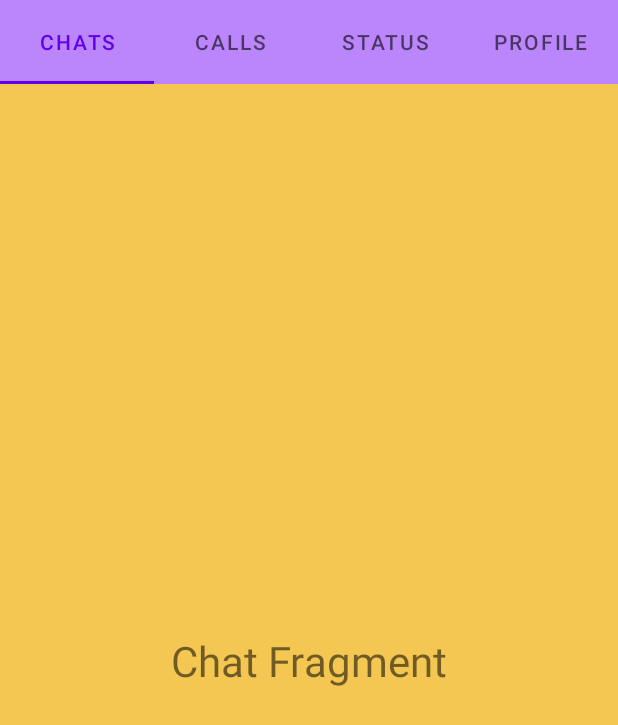
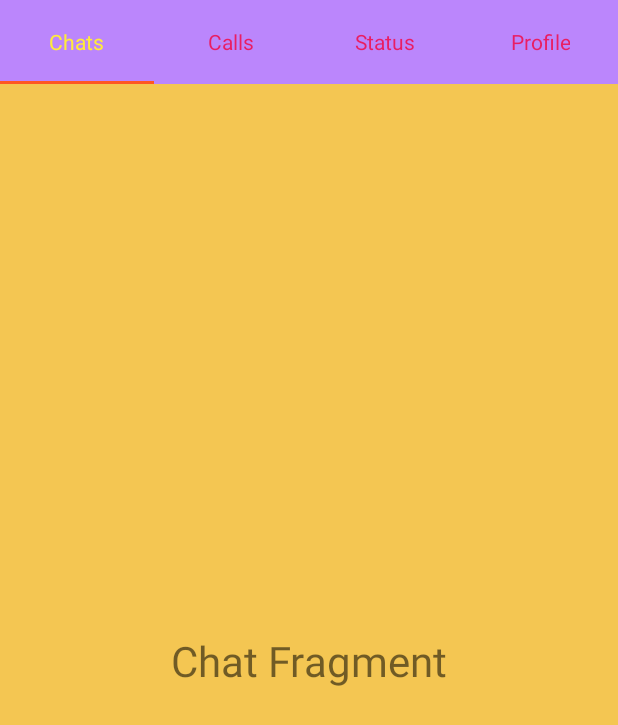
Before and after one commit to alihaider63/ViewPagerwithFragments, an Android app: the screen it shows after launch (PagerViewActivity), on a phone screen of 412 x 824 dp. Shown: the top 725 px of the screen. Run offline under Robolectric (Android 15) with nearby library versions, the phone set to English and light mode, and no system bars.

Commit message:
Update activity_pagerview.xml

```diff
--- a/app/src/main/res/layout/activity_pagerview.xml
+++ b/app/src/main/res/layout/activity_pagerview.xml
@@ -13,6 +13,12 @@
         android:layout_width="match_parent"
         android:layout_height="?android:attr/actionBarSize"
         app:tabMode="fixed"
+        app:tabRippleColor="@android:color/transparent"
+        app:tabTextAppearance="@android:style/TextAppearance.Widget.TabWidget"
+        app:tabIndicatorAnimationDuration="@integer/material_motion_duration_long_2"
+        app:tabTextColor="#E91E63"
+        app:tabSelectedTextColor="#FFEB3B"
+        app:tabIndicatorColor="#FF5722"
         app:tabGravity="fill" />
 
     <androidx.viewpager.widget.ViewPager
```
